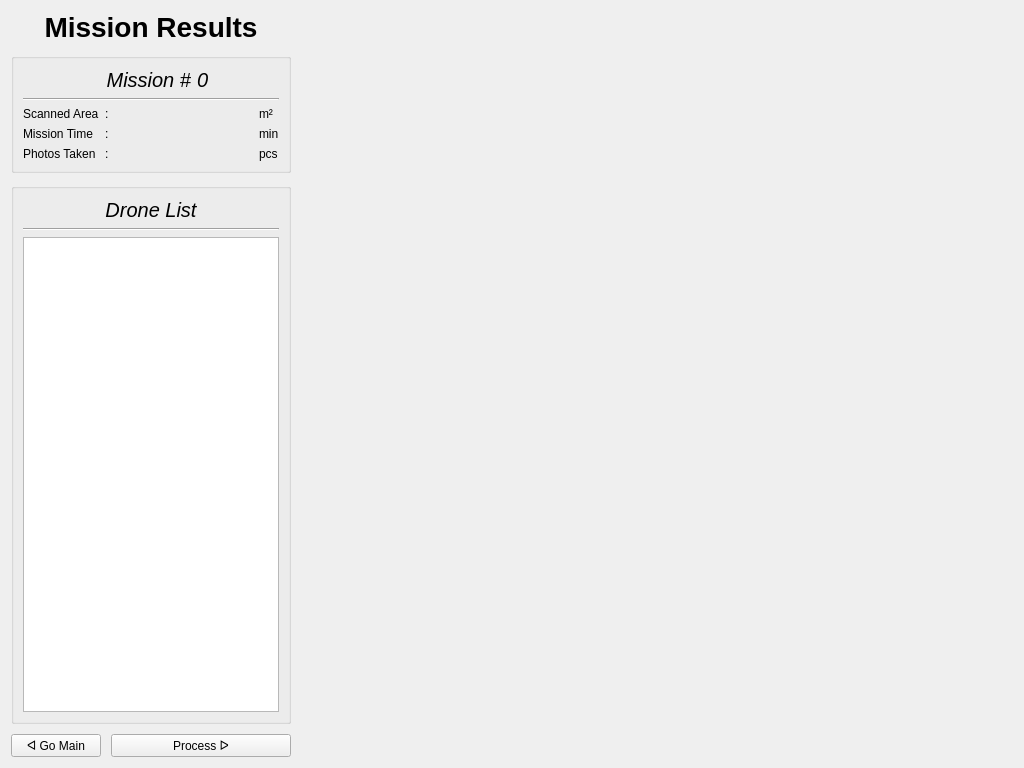
Above: UI/Postflight/post_design.ui from cmpe-DroneLab/GeoFly3D before the change. Below: the same form after it.
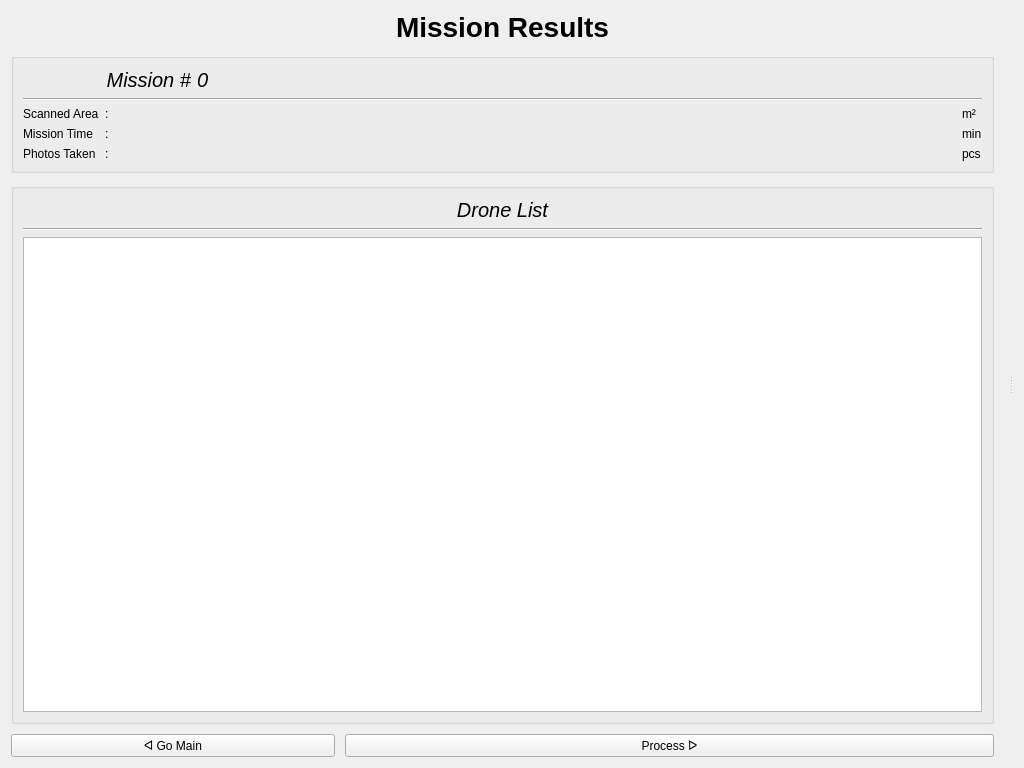
That is the form after the change.

Commit message: Added separator between left column and right column (map) to change the widths of the columns.

What changed in the file:
```diff
--- a/UI/Postflight/post_design.ui
+++ b/UI/Postflight/post_design.ui
@@ -13,12 +13,20 @@
   <property name="windowTitle">
    <string>Form</string>
   </property>
-  <layout class="QHBoxLayout" name="horizontalLayout_2" stretch="0,4">
+  <layout class="QHBoxLayout" name="horizontalLayout">
    <item>
+    <widget class="QSplitter" name="splitter">
+     <property name="orientation">
+      <enum>Qt::Horizontal</enum>
+     </property>
+     <widget class="QWidget" name="">
     <layout class="QVBoxLayout" name="v_lay_left" stretch="0,0,0,0">
      <property name="spacing">
       <number>10</number>
      </property>
+       <property name="rightMargin">
+        <number>15</number>
+       </property>
      <item>
       <widget class="QLabel" name="label_header">
        <property name="font">
@@ -230,9 +238,11 @@
       </layout>
      </item>
     </layout>
-   </item>
-   <item>
+     </widget>
+     <widget class="QWidget" name="">
     <layout class="QVBoxLayout" name="v_lay_right"/>
+     </widget>
+    </widget>
    </item>
   </layout>
  </widget>
```
Lines whose indentation alone changed are shown as unchanged. The commit also changes 9 other files.
